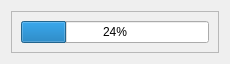
Before: the Qt Designer form Dialog/Progress/progress.ui in hohuy852/rename, drawn with Qt 5.
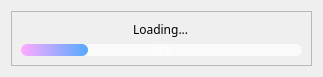
After: the same form once the commit is applied.

```diff
--- a/Dialog/Progress/progress.ui
+++ b/Dialog/Progress/progress.ui
@@ -6,8 +6,8 @@
    <rect>
     <x>0</x>
     <y>0</y>
-    <width>230</width>
-    <height>59</height>
+    <width>323</width>
+    <height>72</height>
    </rect>
   </property>
   <property name="windowTitle">
@@ -16,15 +16,46 @@
   <layout class="QHBoxLayout" name="horizontalLayout">
    <item>
     <widget class="QFrame" name="frame">
+     <property name="font">
+      <font>
+       <family>Poppins Medium</family>
+      </font>
+     </property>
      <property name="frameShape">
       <enum>QFrame::StyledPanel</enum>
      </property>
      <property name="frameShadow">
       <enum>QFrame::Raised</enum>
      </property>
-     <layout class="QHBoxLayout" name="horizontalLayout_2">
+     <layout class="QVBoxLayout" name="verticalLayout">
+      <item alignment="Qt::AlignHCenter|Qt::AlignTop">
+       <widget class="QLabel" name="label">
+        <property name="text">
+         <string>Loading...</string>
+        </property>
+       </widget>
+      </item>
       <item>
        <widget class="QProgressBar" name="progressBar">
+        <property name="maximumSize">
+         <size>
+          <width>16777215</width>
+          <height>12</height>
+         </size>
+        </property>
+        <property name="styleSheet">
+         <string notr="true">QProgressBar {
+	background-color: rgba(255, 255, 255, 180);
+	border:none;
+	border-radius: 6px;
+	text-align:center;
+ 	color:#fff;
+}
+QProgressBar::chunk {
+  border-radius: 6px; 
+	background-color: qlineargradient(spread:pad, x1:0, y1:0, x2:1, y2:0, stop:0 rgba(255, 170, 255, 255), stop:0.99866 rgba(85, 170, 255, 255));
+}</string>
+        </property>
         <property name="value">
          <number>24</number>
         </property>
```
